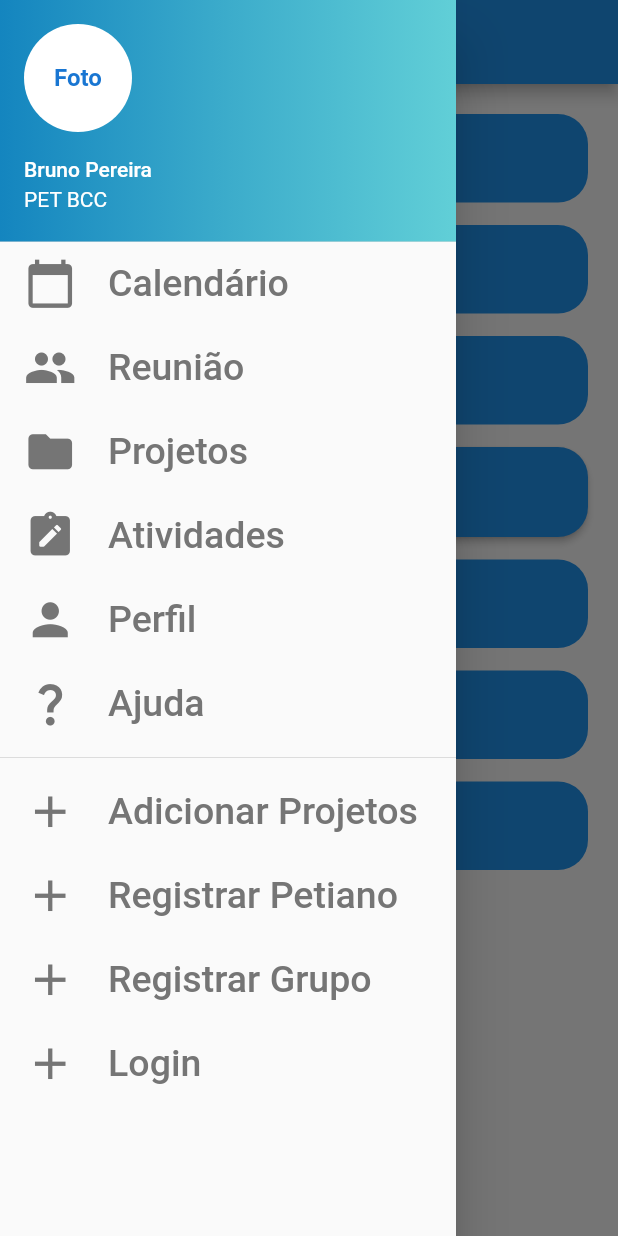
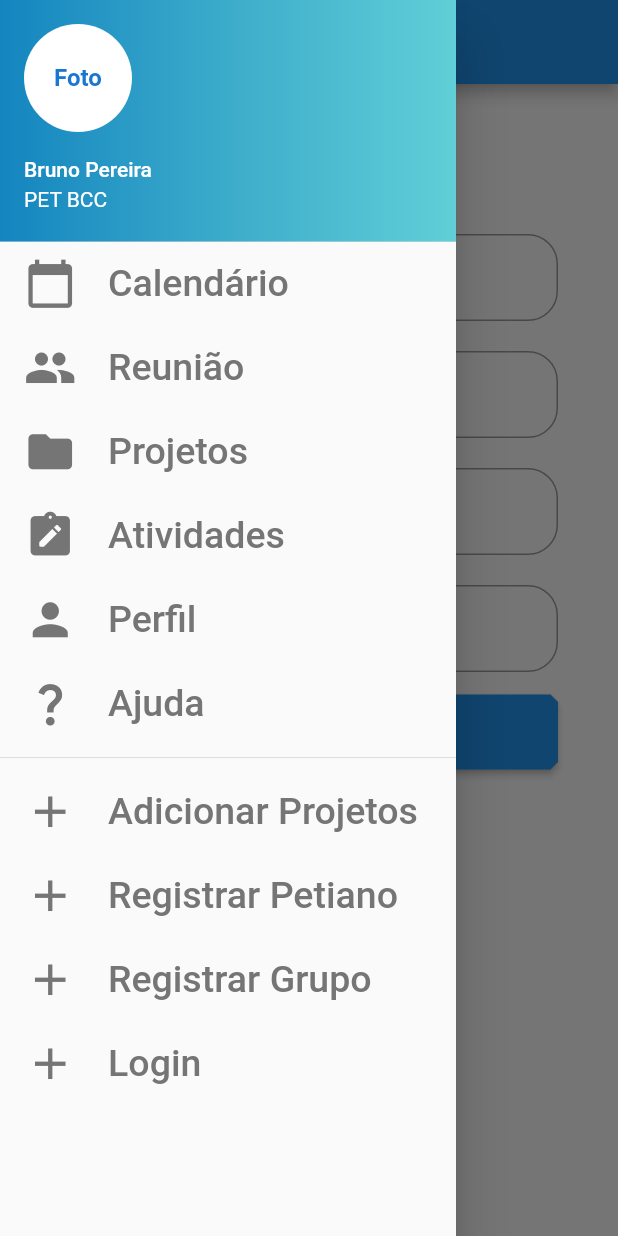
Before and after one commit to petbccufscar/pet-mobile, a Flutter app: the MeetPage screen opened by its route, with the side drawer open, on a phone screen of 412 x 824 dp. Run offline on Flutter 3.47's test engine with Material 2 defaults, Android fonts, the phone set to English and light mode, and no system bars; our stand-ins replace flutter_colorpicker, syncfusion_flutter_calendar; missing offline and left inert: syncfusion_flutter_core; generated files the repository leaves out were written again; network calls fail; Roboto replaces fonts that are missing (Hack, Montserrat).

Commit message:
Alterando inputs e add input data

```diff
--- a/lib/pages/meet_page.dart
+++ b/lib/pages/meet_page.dart
@@ -1,5 +1,6 @@
 import 'package:flutter/material.dart';
 import 'package:pet_mobile/widgets/side_menu_scaffold_with_profile_header.dart';
+import 'package:intl/intl.dart';
 
 class MeetPage extends StatefulWidget {
   @override
@@ -7,52 +8,175 @@ class MeetPage extends StatefulWidget {
 }
 
 class _MeetPageState extends State<MeetPage> {
+  TextEditingController dateController = TextEditingController();
+
+  @override
+  void initState() {
+    super.initState();
+    dateController.text = "";
+  }
+
   @override
   Widget build(BuildContext context) {
     return SideMenuScaffoldWithProfileHeader(
       appBarTitle: Text('Meet Page'),
-      body: SingleChildScrollView(
-        child: Padding(
-          padding: const EdgeInsets.all(20.0),
-          child: Column(mainAxisAlignment: MainAxisAlignment.center, children: [
-            CustomTextField(hint: 'Assunto...', icon: Icons.subject),
-            SizedBox(height: 15),
-            CustomTextField(hint: 'Descrição...', icon: Icons.description),
-            SizedBox(height: 15),
-            CustomTextField(
-                hint: 'Data...', icon: Icons.calendar_today_outlined),
-            SizedBox(height: 15),
-            ElevatedButton(
-              onPressed: () {
-                createAlertDialog(context);
-              },
-              child: Row(
-                children: [
-                  Icon(Icons.access_time, color: Colors.white70),
-                  Text("  Horário"),
-                ],
-              ),
-              style: ElevatedButton.styleFrom(
-                padding: EdgeInsets.all(18),
-                shape: RoundedRectangleBorder(
-                    borderRadius: BorderRadius.circular(20)),
-                textStyle: TextStyle(color: Colors.white),
-              ),
+      body: Container(
+        padding: EdgeInsets.only(
+          top: 60,
+          left: 40,
+          right: 40,
+        ),
+        color: Colors.white,
+        child: ListView(
+          children: <Widget>[
+            SizedBox(
+              height: 20,
             ),
-            // CustomTextField(hint: 'Horário...', icon: Icons.access_time),
-            SizedBox(height: 15),
-            CustomTextField(
-                hint: 'Membros Participantes...', icon: Icons.person),
-            SizedBox(height: 15),
-            CustomTextField(hint: 'Link Reunião...', icon: Icons.link),
-            SizedBox(height: 15),
-            CustomTextField(hint: 'Anexar...', icon: Icons.attach_file),
-          ]),
+            Padding(
+                padding: const EdgeInsets.only(top: 20),
+                child: Material(
+                    color: Colors.transparent,
+                    child: TextFormField(
+                      style: const TextStyle(
+                          fontFamily: "Montserrat", fontSize: 15),
+                      decoration: InputDecoration(
+                          border: OutlineInputBorder(
+                            borderRadius: BorderRadius.circular(20),
+                          ),
+                          hintText: "Assunto",
+                          prefixIcon: Icon(Icons.subject)),
+                    ))),
+            Padding(
+                padding: const EdgeInsets.only(top: 20),
+                child: Material(
+                    color: Colors.transparent,
+                    child: TextFormField(
+                      style: const TextStyle(
+                          fontFamily: "Montserrat", fontSize: 15),
+                      decoration: InputDecoration(
+                          border: OutlineInputBorder(
+                            borderRadius: BorderRadius.circular(20),
+                          ),
+                          hintText: "Descrição",
+                          prefixIcon: Icon(Icons.description)),
+                    ))),
+            Padding(
+                padding: const EdgeInsets.only(top: 20),
+                child: Material(
+                    color: Colors.transparent,
+                    child: TextFormField(
+                      style: const TextStyle(
+                          fontFamily: "Montserrat", fontSize: 15),
+                      decoration: InputDecoration(
+                          border: OutlineInputBorder(
+                            borderRadius: BorderRadius.circular(20),
+                          ),
+                          hintText: "Link Reunião",
+                          prefixIcon: Icon(Icons.link)),
+                    ))),
+            Padding(
+                padding: const EdgeInsets.only(top: 20),
+                child: Material(
+                    color: Colors.transparent,
+                    child: TextFormField(
+                      controller: dateController,
+                      style: const TextStyle(
+                          fontFamily: "Montserrat", fontSize: 15),
+                      decoration: InputDecoration(
+                          border: OutlineInputBorder(
+                            borderRadius: BorderRadius.circular(20),
+                          ),
+                          hintText: "Data",
+                          prefixIcon: Icon(Icons.calendar_today)),
+                      readOnly: true,
+                      onTap: () async {
+                        DateTime? pickedDate = await showDatePicker(
+                          context: context,
+                          initialDate: DateTime.now(),
+                          firstDate: DateTime(2000),
+                          lastDate: DateTime(2101),
+                        );
+                        if (pickedDate != null) {
+                          String formattedDate =
+                              DateFormat("dd/MM/yyyy").format(pickedDate);
+
+                          setState(() {
+                            dateController.text = formattedDate.toString();
+                          });
+                        } else {
+                          print("Not selected");
+                        }
+                      },
+                    ))),
+            Padding(
+              padding: EdgeInsets.fromLTRB(0, 15, 0, 15),
+              child: Container(
+                  height: 50.0,
+                  child: ElevatedButton(
+                    child: Text('Pronto'),
+                    style: TextButton.styleFrom(
+                      shape: const BeveledRectangleBorder(
+                          borderRadius: BorderRadius.all(Radius.circular(5))),
+                    ),
+                    onPressed: () {},
+                  )),
+            ),
+          ],
         ),
       ),
     );
   }
 }
+
+//Antigos inputs
+
+// class _MeetPageState extends State<MeetPage> {
+//   @override
+//   Widget build(BuildContext context) {
+//     return SideMenuScaffold(
+//       appBarTitle: Text('Meet Page'),
+//       body: SingleChildScrollView(
+//         child: Padding(
+//           padding: const EdgeInsets.all(20.0),
+//           child: Column(mainAxisAlignment: MainAxisAlignment.center, children: [
+//             CustomTextField(hint: 'Assunto...', icon: Icons.subject),
+//             SizedBox(height: 15),
+//             CustomTextField(hint: 'Descrição...', icon: Icons.description),
+//             SizedBox(height: 15),
+//             CustomTextField(
+//                 hint: 'Data...', icon: Icons.calendar_today_outlined),
+//             SizedBox(height: 15),
+//             ElevatedButton(
+//               onPressed: () {
+//                 createAlertDialog(context);
+//               },
+//               child: Row(
+//                 children: [
+//                   Icon(Icons.access_time, color: Colors.white70),
+//                   Text("  Horário"),
+//                 ],
+//               ),
+//               style: ElevatedButton.styleFrom(
+//                 padding: EdgeInsets.all(18),
+//                 shape: RoundedRectangleBorder(
+//                     borderRadius: BorderRadius.circular(20)),
+//                 textStyle: TextStyle(color: Colors.white),
+//               ),
+//             ),
+//             // CustomTextField(hint: 'Horário...', icon: Icons.access_time),
+//             SizedBox(height: 15),
+//             CustomTextField(
+//                 hint: 'Membros Participantes...', icon: Icons.person),
+//             SizedBox(height: 15),
+//             CustomTextField(hint: 'Link Reunião...', icon: Icons.link),
+//             SizedBox(height: 15),
+//             CustomTextField(hint: 'Anexar...', icon: Icons.attach_file),
+//           ]),
+//         ),
+//       ),
+//     );
+//   }
+// }
 
 class CustomTextField extends StatelessWidget {
   final String hint;
```
